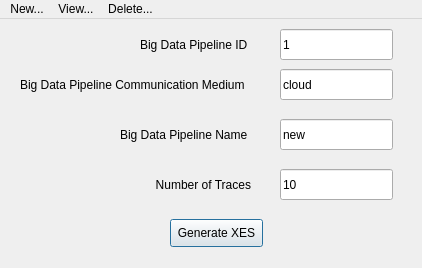
Above: ui/main_window.ui from d-benvenuti/xes-refmodel-pipeline-generator before the change. Below: the same form after it.
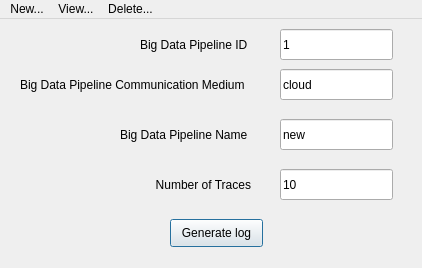
That is the form after the change.

Diff of the .ui file:
```diff
--- a/ui/main_window.ui
+++ b/ui/main_window.ui
@@ -66,7 +66,7 @@
      </rect>
     </property>
     <property name="text">
-     <string>Generate XES</string>
+     <string>Generate log</string>
     </property>
     <property name="autoDefault">
      <bool>true</bool>
```
Left out of the diff: 2 changed lines with no effect on the pictures.
